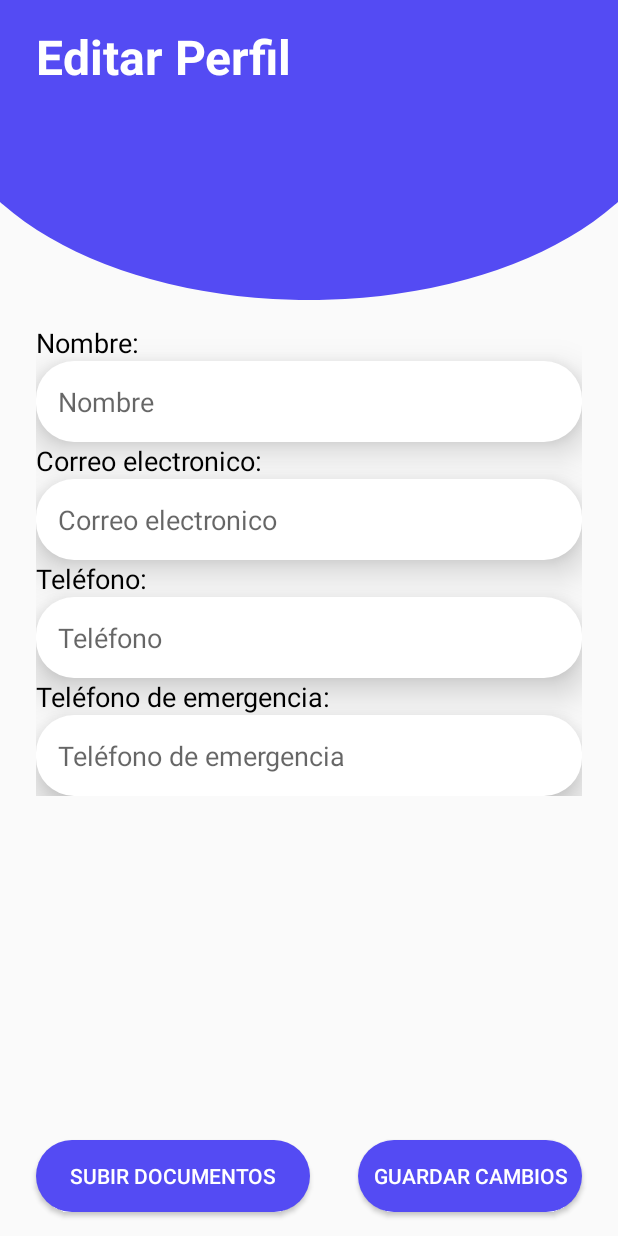
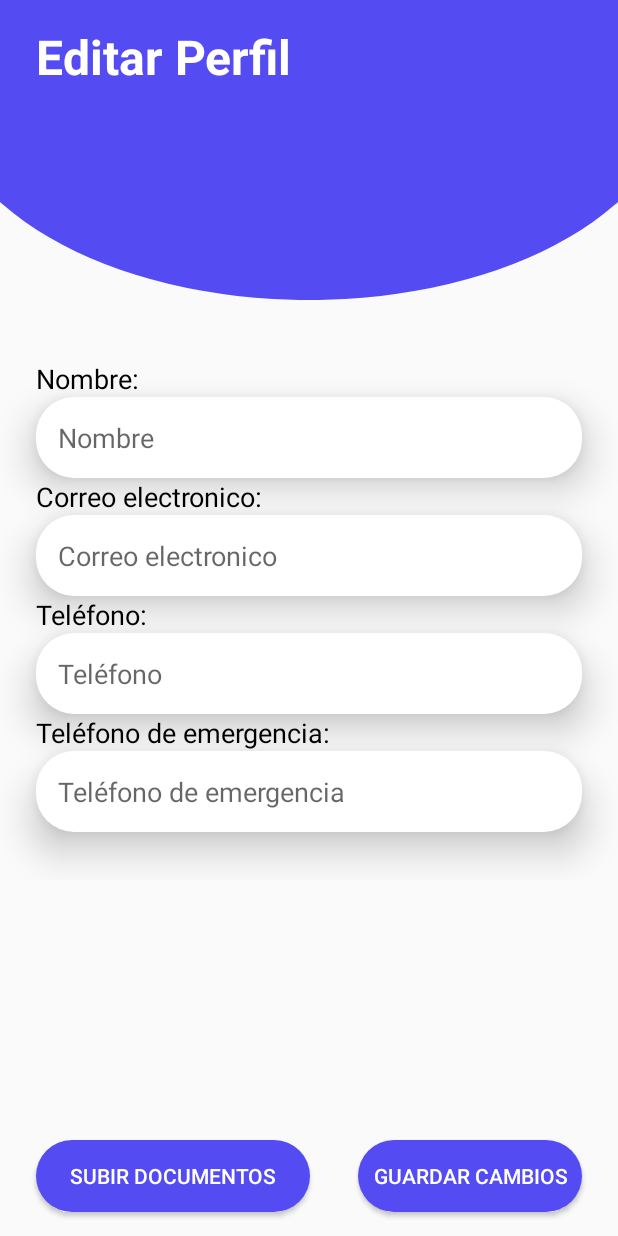
Before and after one commit to dayanescamilla/XCL_AgendaMedica, an Android app: the Editar_perfil screen opened directly, with no data from a screen before it, on a phone screen of 412 x 824 dp. Run offline under Robolectric (Android 15) with nearby library versions, the phone set to English and light mode, and no system bars.

Commit message:
Correcciones activity_editar_perfil.xml

```diff
--- a/app/src/main/res/layout/activity_editar_perfil.xml
+++ b/app/src/main/res/layout/activity_editar_perfil.xml
@@ -26,17 +26,18 @@
 
         <LinearLayout
             android:layout_width="match_parent"
-            android:layout_height="match_parent"
-            android:layout_marginLeft="24dp"
+            android:layout_height="wrap_content"
             android:layout_marginTop="16dp"
-            android:layout_marginRight="24dp"
             android:orientation="vertical">
 
             <TextView
+                android:layout_marginTop="24dp"
                 android:id="@+id/id_m13_txt1"
                 android:layout_width="match_parent"
                 android:layout_height="wrap_content"
                 android:text="@string/m13_txt1"
+                android:layout_marginLeft="24dp"
+                android:layout_marginRight="24dp"
                 android:textColor="@color/TextosNegro"
                 android:textSize="@dimen/dimDescripicon" />
 
@@ -48,6 +49,8 @@
                 android:elevation="15dp"
                 android:ems="10"
                 android:hint="@string/m13_cjt1"
+                android:layout_marginLeft="24dp"
+                android:layout_marginRight="24dp"
                 android:importantForAutofill="no"
                 android:inputType="textPersonName" />
 
@@ -56,6 +59,8 @@
                 android:layout_width="match_parent"
                 android:layout_height="wrap_content"
                 android:text="@string/m13_txt2"
+                android:layout_marginLeft="24dp"
+                android:layout_marginRight="24dp"
                 android:textColor="@color/TextosNegro"
                 android:textSize="@dimen/dimDescripicon"
                 app:layout_constraintBottom_toBottomOf="parent"
@@ -74,6 +79,8 @@
                 android:elevation="15dp"
                 android:ems="10"
                 android:hint="@string/m13_cjt2"
+                android:layout_marginLeft="24dp"
+                android:layout_marginRight="24dp"
                 android:inputType="textPersonName"
                 app:layout_constraintBottom_toBottomOf="parent"
                 app:layout_constraintEnd_toEndOf="parent"
@@ -87,6 +94,8 @@
                 android:layout_width="wrap_content"
                 android:layout_height="wrap_content"
                 android:text="@string/m13_txt3"
+                android:layout_marginLeft="24dp"
+                android:layout_marginRight="24dp"
                 android:textColor="@color/TextosNegro"
                 android:textSize="@dimen/dimDescripicon"
                 app:layout_constraintBottom_toBottomOf="parent"
@@ -104,6 +113,8 @@
                 android:elevation="15dp"
                 android:ems="10"
                 android:hint="@string/m13_cjt3"
+                android:layout_marginLeft="24dp"
+                android:layout_marginRight="24dp"
                 android:importantForAutofill="no"
                 android:inputType="textPersonName"
                 app:layout_constraintBottom_toBottomOf="parent"
@@ -118,6 +129,8 @@
                 android:layout_width="wrap_content"
                 android:layout_height="wrap_content"
                 android:text="@string/m13_txt4"
+                android:layout_marginLeft="24dp"
+                android:layout_marginRight="24dp"
                 android:textColor="@color/TextosNegro"
                 android:textSize="@dimen/dimDescripicon"
                 app:layout_constraintBottom_toBottomOf="parent"
@@ -135,6 +148,9 @@
                 android:elevation="15dp"
                 android:ems="10"
                 android:hint="@string/m13_cjt4"
+                android:layout_marginLeft="24dp"
+                android:layout_marginRight="24dp"
+                android:layout_marginBottom="32dp"
                 android:importantForAutofill="no"
                 android:inputType="textPersonName"
                 app:layout_constraintBottom_toBottomOf="parent"
```
